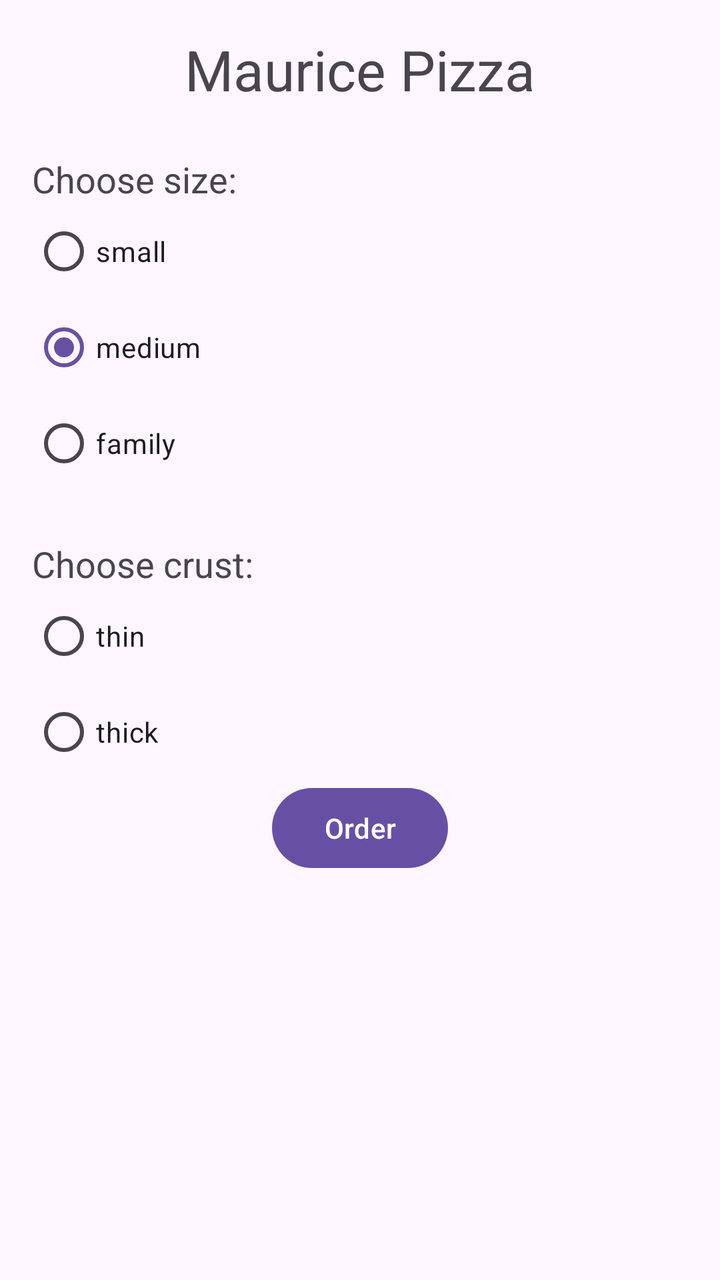
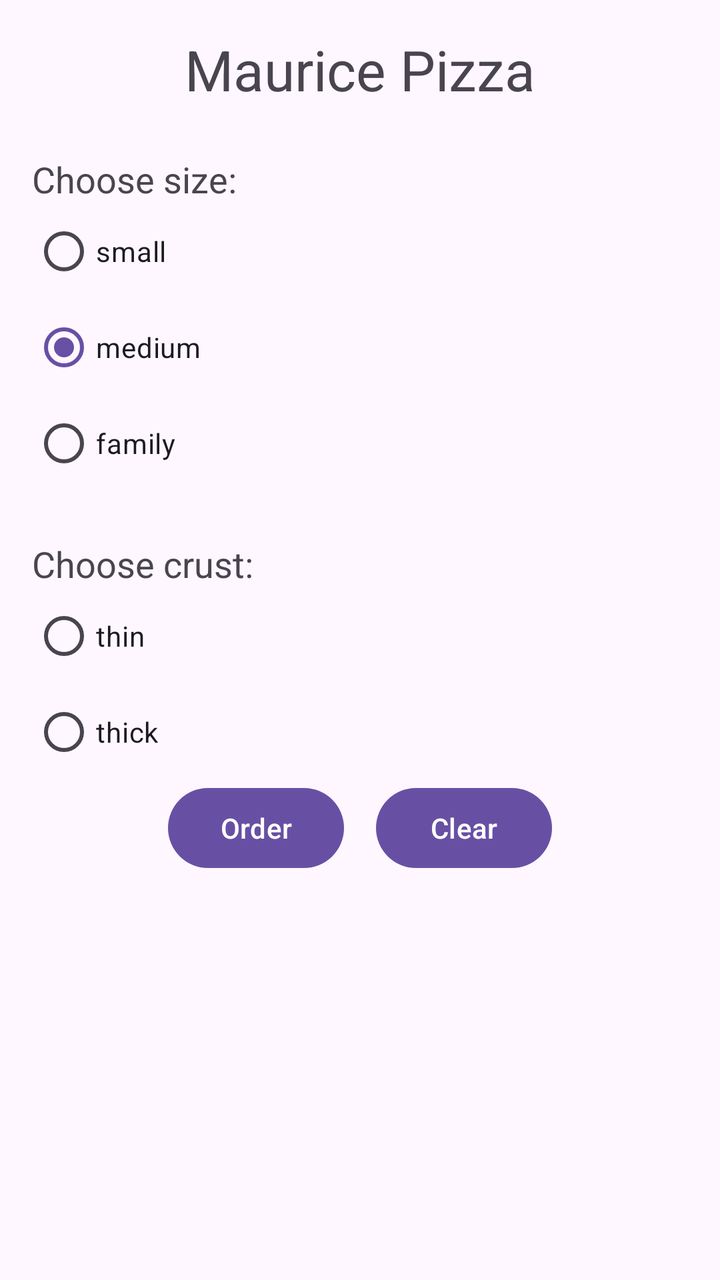

Two renders of the same Android screen: before a commit and after it. Below are the layout's source before the change and the commit's diff.
<!-- AndroidManifest.xml: application theme Theme.PizzaOrder -->
<!-- res/layout/activity_main.xml -->
<?xml version="1.0" encoding="utf-8"?>
<LinearLayout xmlns:android="http://schemas.android.com/apk/res/android"
    android:id="@+id/main"
    android:layout_width="match_parent"
    android:layout_height="match_parent"
    android:orientation="vertical"
    android:padding="16dp">

    

    <TextView
        android:id="@+id/tvTitle"
        android:layout_width="match_parent"
        android:layout_height="wrap_content"
        android:text="Maurice Pizza"
        android:gravity="center"
        android:textSize="28dp"/>

    <TextView
        android:id="@+id/tvSizeLabel"
        android:layout_width="wrap_content"
        android:layout_height="wrap_content"
        android:layout_marginTop="24dp"
        android:text="Choose size:"
        android:textSize="18sp" />

    <RadioGroup
        android:id="@+id/rgSize"
        android:layout_width="match_parent"
        android:layout_height="wrap_content"
        android:orientation="vertical">

        <RadioButton
            android:id="@+id/rbSmall"
            android:layout_width="wrap_content"
            android:layout_height="wrap_content"
            android:text="small"/>

        <RadioButton
            android:id="@+id/rbMedium"
            android:layout_width="wrap_content"
            android:layout_height="wrap_content"
            android:text="medium"
            android:checked="true"/>

        <RadioButton
            android:id="@+id/rbLarge"
            android:layout_width="wrap_content"
            android:layout_height="wrap_content"
            android:text="family" />

    </RadioGroup>

    <TextView
        android:id="@+id/tvCrustLabel"
        android:layout_width="wrap_content"
        android:layout_height="wrap_content"
        android:layout_marginTop="24dp"
        android:text="Choose crust:"
        android:textSize="18sp" />

    <RadioGroup
        android:id="@+id/rgCrust"
        android:layout_width="match_parent"
        android:layout_height="wrap_content"
        android:orientation="vertical">

        <RadioButton
            android:id="@+id/rbThin"
            android:layout_width="wrap_content"
            android:layout_height="wrap_content"
            android:text="thin"/>

        <RadioButton
            android:id="@+id/rbThick"
            android:layout_width="wrap_content"
            android:layout_height="wrap_content"
            android:text="thick" />

    </RadioGroup>

    <Button
        android:id="@+id/btnOrder"
        android:layout_width="wrap_content"
        android:layout_height="wrap_content"
        android:text="Order"
        android:layout_gravity="center_horizontal"/>
</LinearLayout>
<!-- resources referenced by this layout -->
<resources>
  <style name="Theme.PizzaOrder" parent="Base.Theme.PizzaOrder" />
  <style name="Base.Theme.PizzaOrder" parent="Theme.Material3.DayNight.NoActionBar">
          
          
      </style>
</resources>

<!-- the commit's change to res/layout/activity_main.xml (unified diff, before → after) -->
@@ -79,10 +79,26 @@
 
     </RadioGroup>
 
-    <Button
-        android:id="@+id/btnOrder"
+    <LinearLayout
         android:layout_width="wrap_content"
         android:layout_height="wrap_content"
-        android:text="Order"
-        android:layout_gravity="center_horizontal"/>
+        android:orientation="horizontal"
+        android:layout_gravity="center_horizontal">
+
+        <Button
+            android:id="@+id/btnOrder"
+            android:layout_width="wrap_content"
+            android:layout_height="wrap_content"
+            android:text="Order"
+            android:layout_gravity="center_horizontal"
+            android:layout_margin="8dp"/>
+
+        <Button
+            android:id="@+id/btnClear"
+            android:layout_width="wrap_content"
+            android:layout_height="wrap_content"
+            android:text="Clear"
+            android:layout_gravity="center_horizontal"
+            android:layout_margin="8dp"/>
+    </LinearLayout>
 </LinearLayout>
